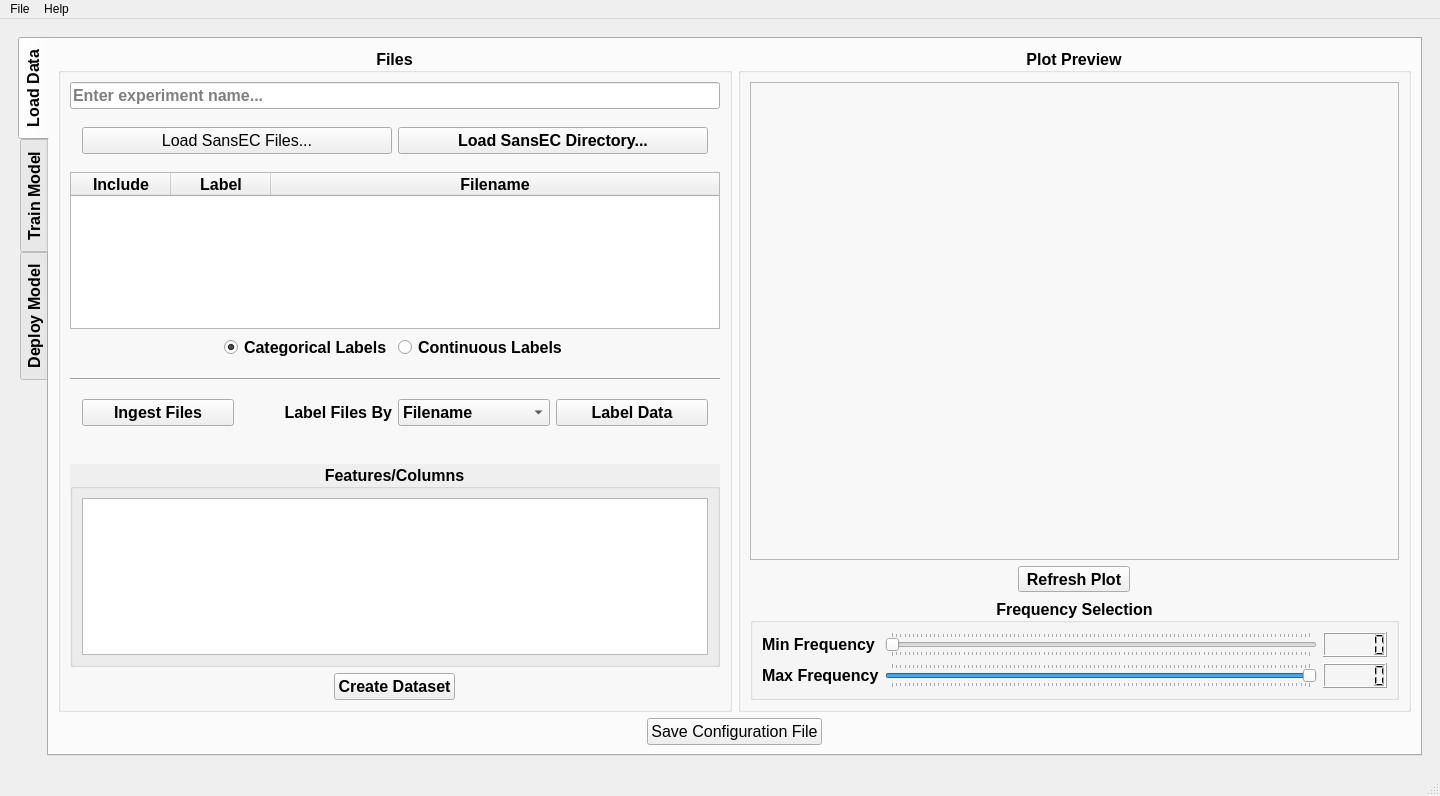
Above: qtapp/gui/interface.ui from GyroidInc/sbh-kivyapp before the change. Below: the same form after it.
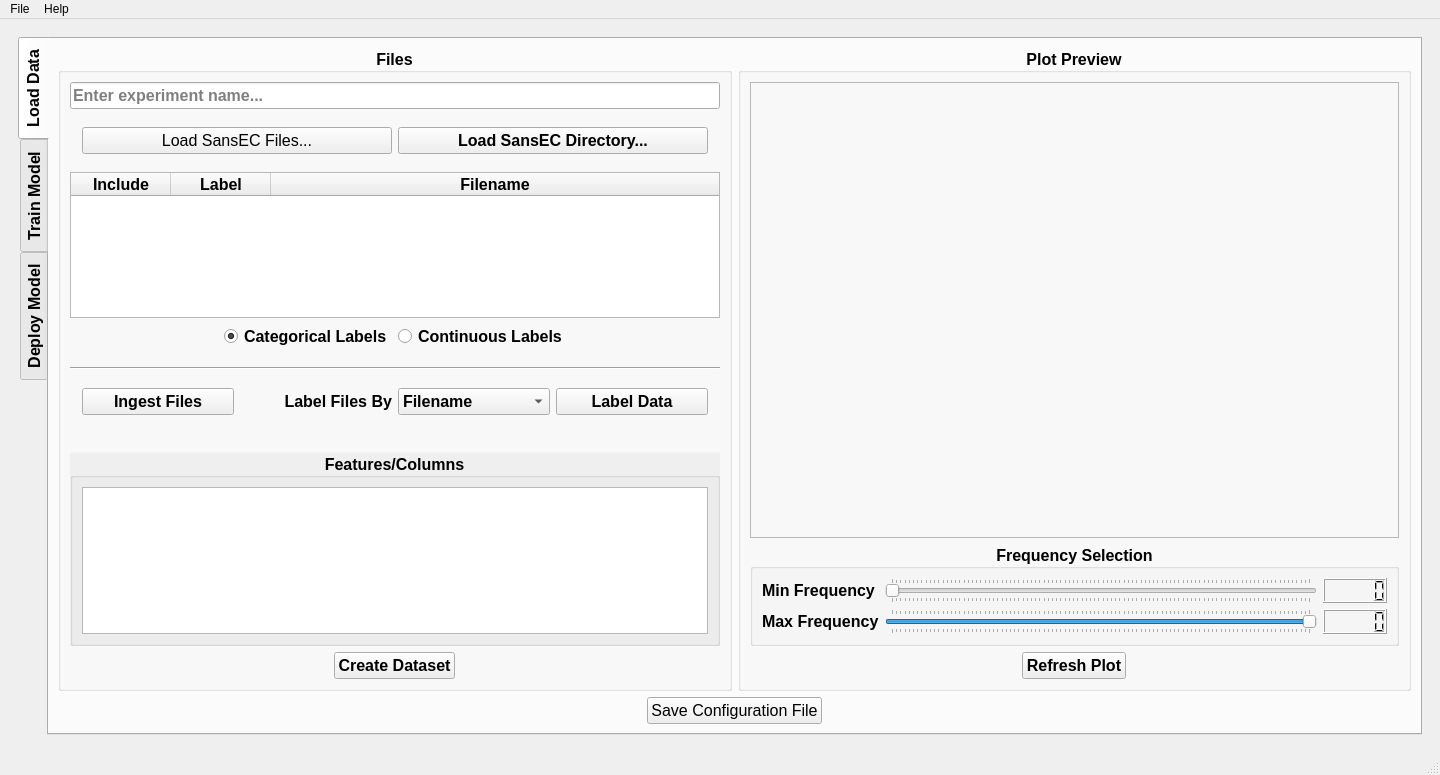
That is the form after the change. Icons and pictures are not drawn.

Commit message: Move button down on Tab 1

Diff of the .ui file:
```diff
--- a/qtapp/gui/interface.ui
+++ b/qtapp/gui/interface.ui
@@ -7,7 +7,7 @@
     <x>0</x>
     <y>0</y>
     <width>1440</width>
-    <height>796</height>
+    <height>775</height>
    </rect>
   </property>
   <property name="windowTitle">
@@ -223,7 +223,7 @@
                   </font>
                  </property>
                  <property name="textAlignment">
-                  <set>AlignHCenter|AlignVCenter|AlignCenter</set>
+                  <set>AlignCenter</set>
                  </property>
                 </column>
                 <column>
@@ -236,7 +236,7 @@
                   </font>
                  </property>
                  <property name="textAlignment">
-                  <set>AlignHCenter|AlignVCenter|AlignCenter</set>
+                  <set>AlignCenter</set>
                  </property>
                 </column>
                 <column>
@@ -249,7 +249,7 @@
                   </font>
                  </property>
                  <property name="textAlignment">
-                  <set>AlignHCenter|AlignVCenter|AlignCenter</set>
+                  <set>AlignCenter</set>
                  </property>
                 </column>
                </widget>
@@ -476,24 +476,6 @@
                 </property>
                </widget>
               </item>
-              <item alignment="Qt::AlignHCenter">
-               <widget class="QToolButton" name="T1_Button_RefreshPlot">
-                <property name="sizePolicy">
-                 <sizepolicy hsizetype="Fixed" vsizetype="Preferred">
-                  <horstretch>0</horstretch>
-                  <verstretch>0</verstretch>
-                 </sizepolicy>
-                </property>
-                <property name="font">
-                 <font>
-                  <pointsize>12</pointsize>
-                 </font>
-                </property>
-                <property name="text">
-                 <string>Refresh Plot</string>
-                </property>
-               </widget>
-              </item>
               <item>
                <widget class="QGroupBox" name="T1_GroupBox_FrequencySelection">
                 <property name="font">
@@ -588,6 +570,18 @@
                 </layout>
                </widget>
               </item>
+              <item alignment="Qt::AlignHCenter">
+               <widget class="QPushButton" name="T1_Button_RefreshPlot">
+                <property name="font">
+                 <font>
+                  <pointsize>12</pointsize>
+                 </font>
+                </property>
+                <property name="text">
+                 <string>Refresh Plot</string>
+                </property>
+               </widget>
+              </item>
              </layout>
             </widget>
            </item>
```
Left out of the diff: 70 changed lines with no effect on the pictures. The commit also changes 2 other files.
